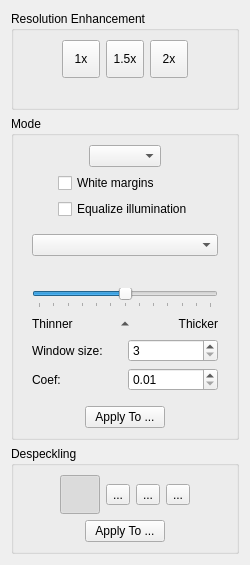
Above: src/filters/output/ui/OutputOptionsWidget.ui from ImageProcessing-ElectronicPublications/scantailor-experimental before the change. Below: the same form after it.
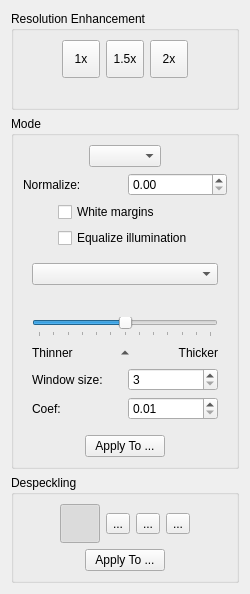
That is the form after the change. Icons and pictures are not drawn.

```diff
--- a/src/filters/output/ui/OutputOptionsWidget.ui
+++ b/src/filters/output/ui/OutputOptionsWidget.ui
@@ -165,6 +165,33 @@
         </item>
        </layout>
       </item>
+      <item>
+       <layout class="QGridLayout" name="normalizeOptions">
+        <item row="0" column="0">
+         <widget class="QLabel" name="normalizeCoefLabel">
+          <property name="text">
+           <string>Normalize:</string>
+          </property>
+         </widget>
+        </item>
+        <item row="0" column="1">
+         <widget class="QDoubleSpinBox" name="normalizeCoef">
+          <property name="toolTip">
+           <string>Value is 0.0 .. 1.0.</string>
+          </property>
+          <property name="minimum">
+           <double>0.0</double>
+          </property>
+          <property name="maximum">
+           <double>1.0</double>
+          </property>
+          <property name="singleStep">
+           <double>0.1</double>
+          </property>
+         </widget>
+        </item>
+       </layout>
+      </item>
       <item>
        <widget class="QWidget" name="colorGrayscaleOptions" native="true">
         <layout class="QHBoxLayout" name="horizontalLayout_6">
```
Left out of the diff: 2 changed lines with no effect on the pictures.
